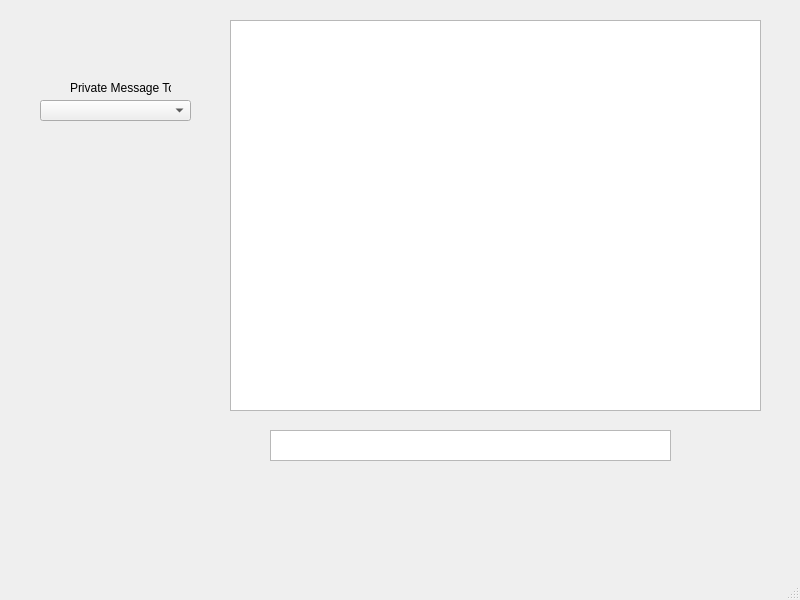
OscarYPSU/TCPChatPlatform, file Client/UI/frontPage.ui: the form before one commit.
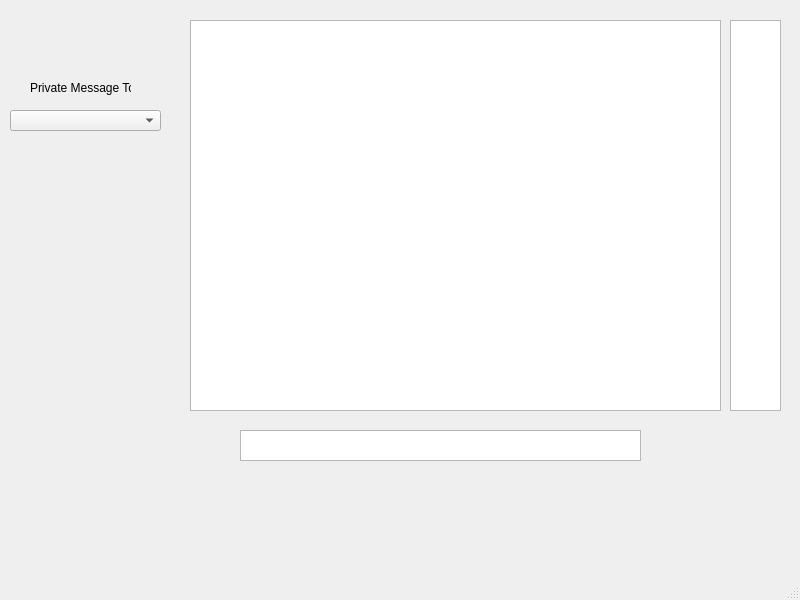
The form after the commit. The open tabs and pages were chosen to show the change. Icons and pictures are not drawn.

Commit message: Added time stamp to message history and fail safe check for connecting to server

The edit to the form file:
```diff
--- a/Client/UI/frontPage.ui
+++ b/Client/UI/frontPage.ui
@@ -210,7 +210,7 @@
       </property>
       <property name="geometry">
        <rect>
-        <x>230</x>
+        <x>190</x>
         <y>20</y>
         <width>531</width>
         <height>391</height>
@@ -226,7 +226,7 @@
      <widget class="QPlainTextEdit" name="userMessageTextInput">
       <property name="geometry">
        <rect>
-        <x>270</x>
+        <x>240</x>
         <y>430</y>
         <width>401</width>
         <height>31</height>
@@ -236,8 +236,8 @@
      <widget class="QPushButton" name="sendButton">
       <property name="geometry">
        <rect>
-        <x>710</x>
-        <y>420</y>
+        <x>670</x>
+        <y>430</y>
         <width>51</width>
         <height>41</height>
        </rect>
@@ -267,8 +267,8 @@
      <widget class="QComboBox" name="selectPrivateMessageComboBox">
       <property name="geometry">
        <rect>
-        <x>40</x>
-        <y>100</y>
+        <x>10</x>
+        <y>110</y>
         <width>151</width>
         <height>21</height>
        </rect>
@@ -277,7 +277,7 @@
      <widget class="QLabel" name="label_4">
       <property name="geometry">
        <rect>
-        <x>70</x>
+        <x>30</x>
         <y>80</y>
         <width>101</width>
         <height>16</height>
@@ -287,6 +287,25 @@
        <string>Private Message To</string>
       </property>
      </widget>
+     <widget class="QPlainTextEdit" name="DisplayTimeStampForTextMessage">
+      <property name="enabled">
+       <bool>true</bool>
+      </property>
+      <property name="geometry">
+       <rect>
+        <x>730</x>
+        <y>20</y>
+        <width>51</width>
+        <height>391</height>
+       </rect>
+      </property>
+      <property name="readOnly">
+       <bool>true</bool>
+      </property>
+      <property name="plainText">
+       <string/>
+      </property>
+     </widget>
     </widget>
    </widget>
   </widget>
```
The commit also changes 4 other files.
